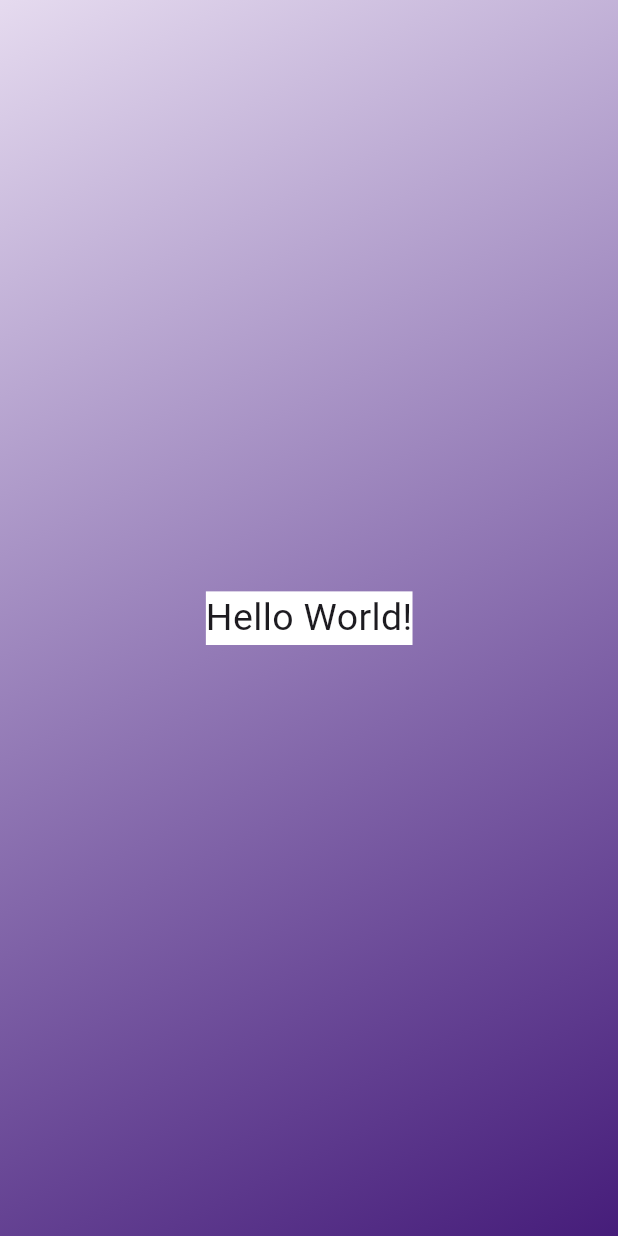
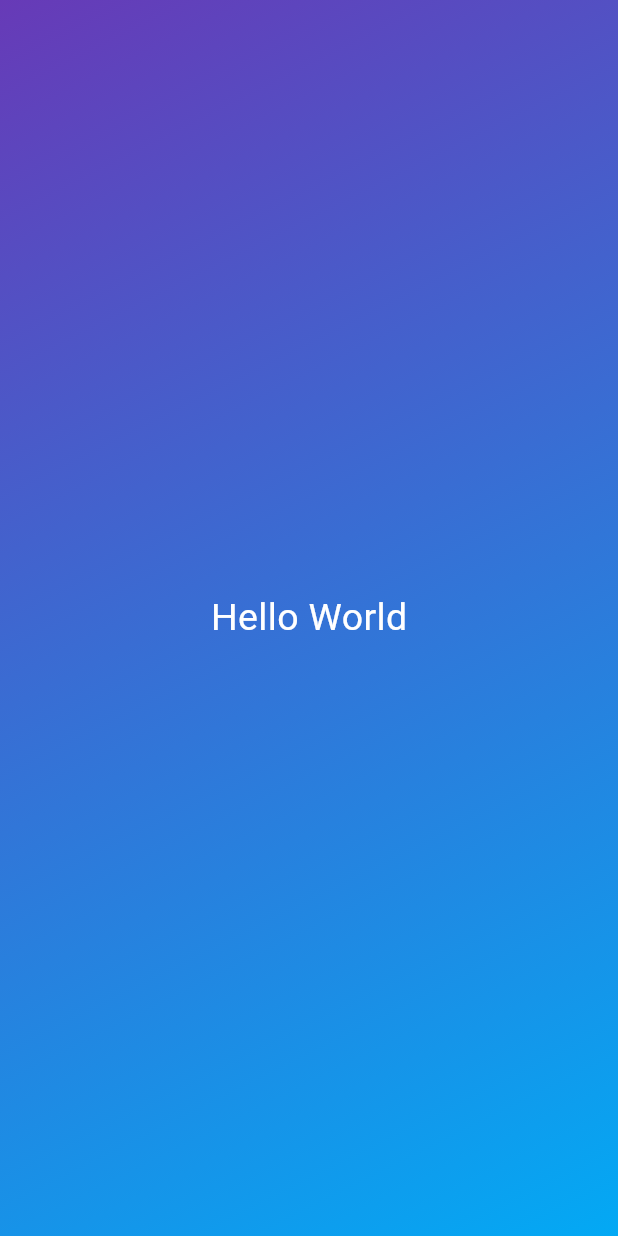
Before and after one commit to jeiellima/flutter-rollTheDice, a Flutter app: the screen it shows after launch, on a phone screen of 412 x 824 dp. Run offline on Flutter 3.47's test engine with Material 3 defaults, Android fonts, the phone set to English and light mode, and no system bars.

```diff
--- /dev/null
+++ b/first_app/lib/grandient_container.dart
@@ -0,0 +1,29 @@
+import 'package:first_app/styled_text.dart';
+import 'package:flutter/material.dart';
+
+var startAlignment = Alignment.topLeft;
+var endAlignment = Alignment.bottomRight;
+
+class GradientContainer extends StatelessWidget {
+  const GradientContainer(this.color1, this.color2, {super.key});
+
+  final Color color1;
+  final Color color2;
+
+
+  @override
+  Widget build(context) {
+    return Container(
+      decoration: BoxDecoration(
+        gradient: LinearGradient(
+          colors: [color1, color2],
+          begin: startAlignment,
+          end: endAlignment
+        ),
+      ),
+      child: const Center(
+        child: StyledText('Hello World'),
+      ),
+    );
+  }
+}
--- a/first_app/lib/main.dart
+++ b/first_app/lib/main.dart
@@ -1,34 +1,12 @@
 import "package:flutter/material.dart";
+import 'package:first_app/grandient_container.dart';
 
 void main() {
   runApp(
     MaterialApp(
       home: Scaffold(
-        body: GradientContainer(),
+        body: GradientContainer(Colors.deepPurple, Colors.lightBlue),
       ),
     ),
   );
 }
-
-class GradientContainer extends StatelessWidget {
-  @override
-  Widget build(context) {
-    return Container(
-      decoration: const BoxDecoration(
-        gradient: LinearGradient(colors: [
-          Color.fromARGB(31, 52, 14, 124),
-          Color.fromARGB(255, 70, 29, 122),
-        ], begin: Alignment.topLeft, end: Alignment.bottomRight),
-      ),
-      child: const Center(
-        child: Text(
-          'Hello World!',
-          style: TextStyle(
-            backgroundColor: Colors.white,
-            fontSize: 25,
-          ),
-        ),
-      ),
-    );
-  }
-}
--- /dev/null
+++ b/first_app/lib/styled_text.dart
@@ -0,0 +1,18 @@
+import 'package:flutter/material.dart';
+
+class StyledText extends StatelessWidget {
+  const StyledText(this.text, {super.key});
+
+  final String text;
+
+  @override
+  Widget build(context) {
+    return Text(
+      text,
+      style: const TextStyle(
+        color: Colors.white,
+        fontSize: 25,
+      ),
+    );
+  }
+}
```
Also changed, not shown: first_app/pubspec.yaml (+7 -3 lines), first_app/assets/images/dice-1.png (added), first_app/assets/images/dice-2.png (added), first_app/assets/images/dice-3.png (added), first_app/assets/images/dice-4.png (added), first_app/assets/images/dice-5.png (added), first_app/assets/images/dice-6.png (added).
